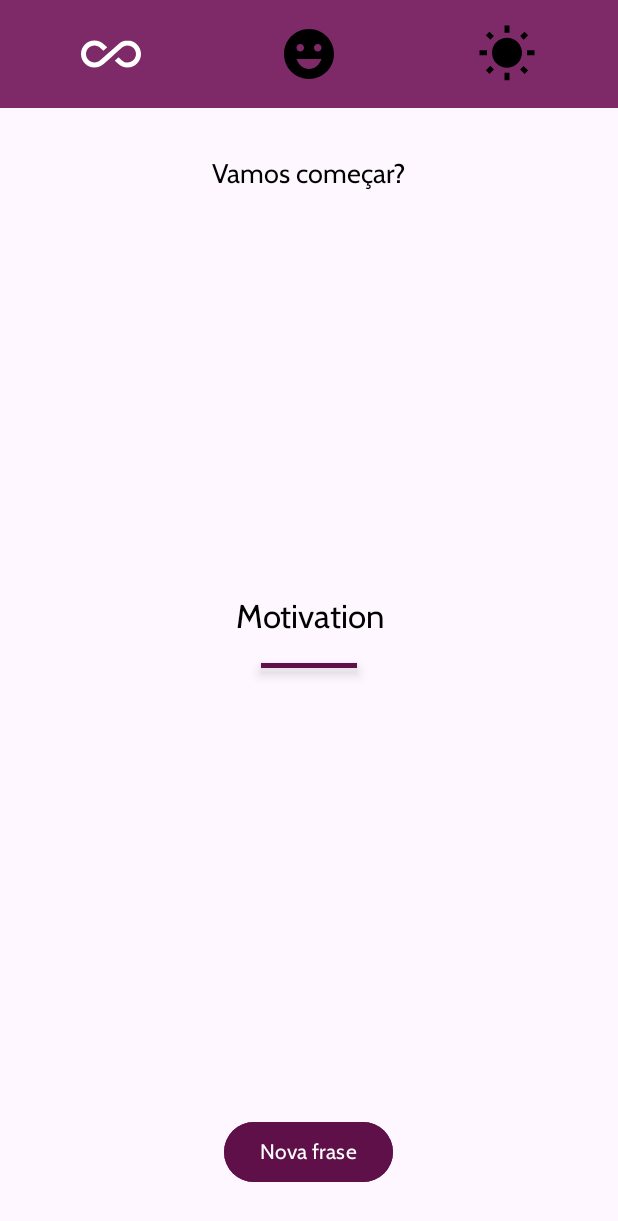
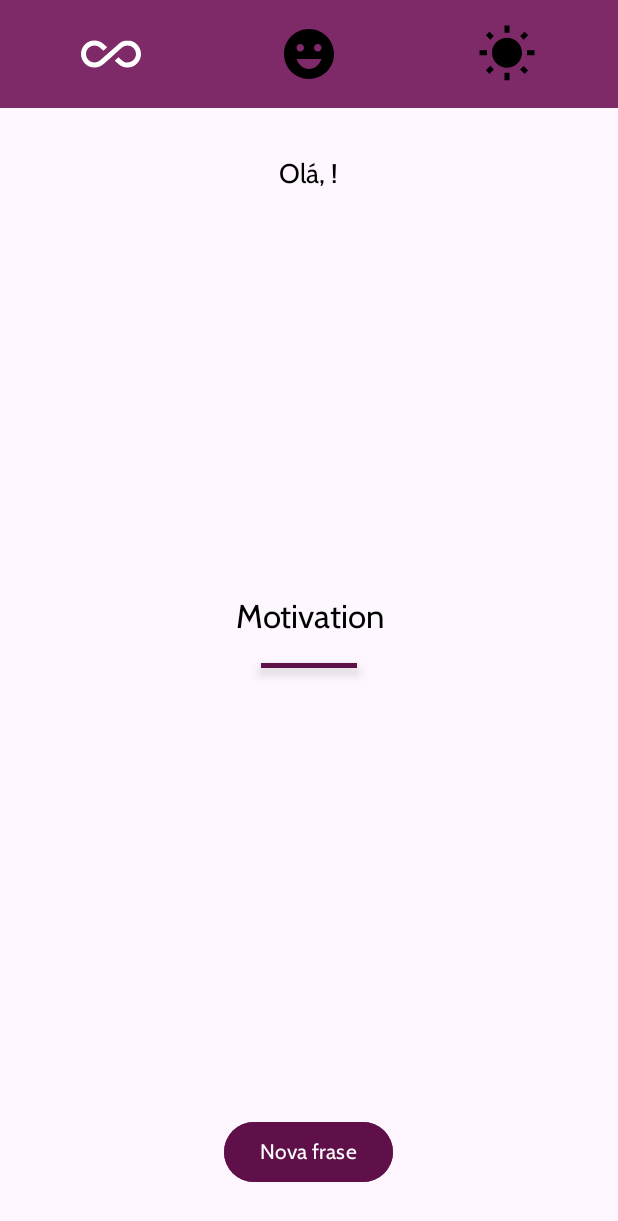
Before and after one commit to marcellwsa/motivation, an Android app: the MainActivity screen opened directly, with no data from a screen before it, on a phone screen of 412 x 824 dp. Shown: the top 1221 px of the screen. Run offline under Robolectric (Android 15) with nearby library versions, the phone set to English and light mode, and no system bars.

```diff
--- a/app/src/main/java/devandroid/isa/motivation/MainActivity.kt
+++ b/app/src/main/java/devandroid/isa/motivation/MainActivity.kt
@@ -22,9 +22,16 @@ class MainActivity : AppCompatActivity(), View.OnClickListener {
 
         //supportActionBar?.show()
 
+        handleUserName()
+
 
         binding.btnNovaFrase.setOnClickListener(this)
 
+    }
+
+    private fun handleUserName() {
+        val name = SecurityPreferences(this).getString("USER_NAME")
+        binding.txtOla.text = "Olá, $name!"
     }
 
     override fun onClick(view: View) {
--- /dev/null
+++ b/app/src/main/java/devandroid/isa/motivation/SecurityPreferences.kt
@@ -0,0 +1,20 @@
+package devandroid.isa.motivation
+
+import android.content.Context
+import android.content.SharedPreferences
+
+class SecurityPreferences(context: Context) {
+
+    private val secutiry: SharedPreferences =
+        context.getSharedPreferences("Motivation", Context.MODE_PRIVATE)
+
+    fun storeString(key: String, str: String) {
+        secutiry.edit().putString(key, str).apply()
+    }
+
+    fun getString(key: String): String {
+        //ELVIS: se a primeira expressao for nulo, passa o que estiver depois.
+        return secutiry.getString(key, "") ?: ""
+    }
+
+}
--- a/app/src/main/java/devandroid/isa/motivation/UserActivity.kt
+++ b/app/src/main/java/devandroid/isa/motivation/UserActivity.kt
@@ -36,6 +36,9 @@ class UserActivity : AppCompatActivity(), View.OnClickListener {
     private fun handleSave() {
         val name = binding.edtName.text.toString()
         if (name != "") {
+
+            SecurityPreferences(this).storeString("USER_NAME", name)
+
             startActivity(Intent(this, MainActivity::class.java))
             finish()
         } else {
--- a/app/src/main/res/layout/activity_main.xml
+++ b/app/src/main/res/layout/activity_main.xml
@@ -41,6 +41,7 @@
     </LinearLayout>
 
     <TextView
+        android:id="@+id/txt_ola"
         android:layout_width="wrap_content"
         android:layout_height="wrap_content"
         android:layout_below="@id/linearLayout"
```
